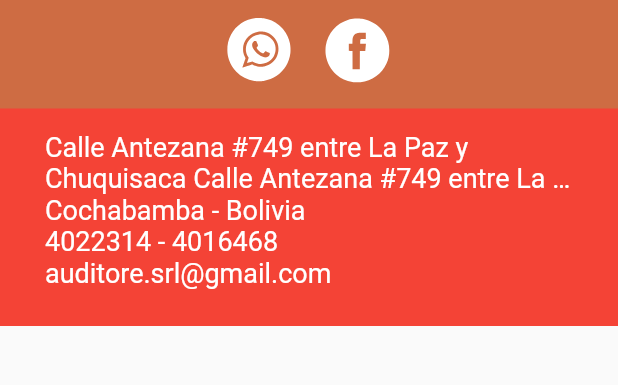
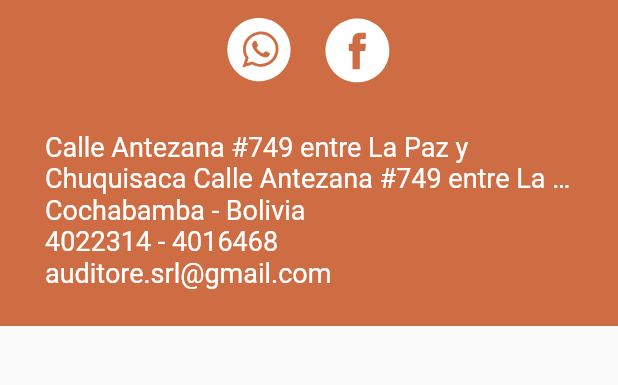
Before and after one commit to pirilinchu/FlutterWebPage, a Flutter app: the Footer widget shown alone on an empty page, opened directly, on a phone screen of 412 x 824 dp, the part 109-494 px from its top. Run offline on Flutter 3.47's test engine with Material 2 defaults, Android fonts, the phone set to English and light mode, and no system bars; our stand-ins replace carousel_slider, cloud_firestore, firebase_core, firebase_storage, flutter_svg, google_maps_flutter; missing offline and left inert: google_maps_flutter_web, syncfusion_flutter_pdfviewer; accounts and stored records are empty.

Commit message:
Change footer color

```diff
--- a/lib/widgets/footer.dart
+++ b/lib/widgets/footer.dart
@@ -96,7 +96,6 @@ class Footer extends StatelessWidget {
               child: Container(
                 padding:
                     const EdgeInsets.only(left: 30.0, right: 30.0, top: 15.0),
-                color: Colors.red,
                 alignment: Alignment.centerLeft,
                 child: Column(
                   crossAxisAlignment: CrossAxisAlignment.start,
```
